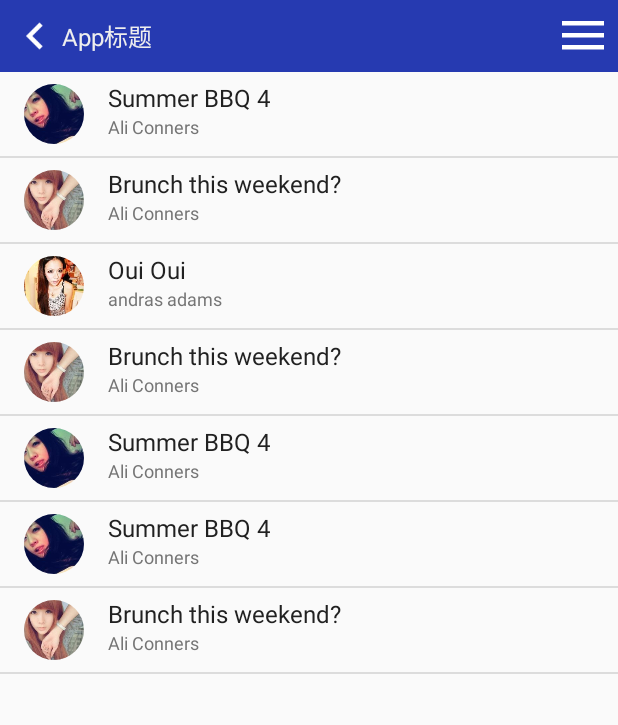
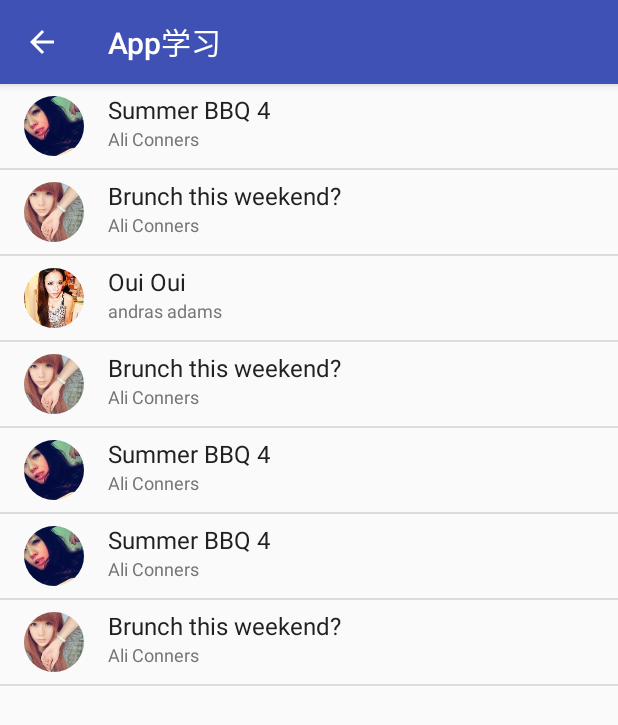
Before and after one commit to 479379222/MyAppLearn, an Android app: the ListActivity screen opened directly, with no data from a screen before it, on a phone screen of 412 x 824 dp. Shown: the top 725 px of the screen. Run offline under Robolectric (Android 15) with nearby library versions, the phone set to English and light mode, and no system bars; our stand-ins replace CircleImageView.

Commit message:
wangbf update

```diff
--- a/app/src/main/AndroidManifest.xml
+++ b/app/src/main/AndroidManifest.xml
@@ -31,9 +31,7 @@
                 <category android:name="android.intent.category.LAUNCHER" />
             </intent-filter>
         </activity>
-        <activity
-            android:name=".ListActivity"
-            android:theme="@style/AppTheme.NoActionBar" />
+        <activity android:name=".ListActivity" />
         <activity android:name=".ColorActivity" />
         <activity android:name=".InputActivity" />
         <activity android:name=".VolleyActivity" />
--- a/app/src/main/java/com/example/jason/myapplearn/ListActivity.java
+++ b/app/src/main/java/com/example/jason/myapplearn/ListActivity.java
@@ -13,7 +13,7 @@ import java.util.HashMap;
 import java.util.List;
 import java.util.Map;
 
-public class ListActivity extends AppCompatActivity {
+public class ListActivity extends BaseActivity {
 
     private ListView lstView;
 
--- a/app/src/main/res/layout/activity_list.xml
+++ b/app/src/main/res/layout/activity_list.xml
@@ -6,42 +6,9 @@
     android:orientation="vertical"
     tools:context="com.example.jason.myapplearn.ListActivity">
 
-    <LinearLayout
-        android:layout_width="match_parent"
-        android:layout_height="48dp"
-        android:background="@color/blue900"
-        android:paddingLeft="5dp"
-        android:paddingRight="5dp"
-        android:orientation="horizontal">
-
-        <ImageView
-            android:id="@+id/imageView3"
-            android:layout_width="wrap_content"
-            android:layout_height="wrap_content"
-            android:layout_gravity="center_vertical"
-            android:src="@mipmap/ic_chevron_left_white_36dp" />
-
-        <TextView
-            android:id="@+id/textView20"
-            android:layout_width="wrap_content"
-            android:layout_height="wrap_content"
-            android:layout_gravity="center_vertical"
-            android:layout_weight="1"
-            android:textColor="@color/colorGray200"
-            android:textSize="16sp"
-            android:text="App标题" />
-
-        <ImageView
-            android:id="@+id/imageView4"
-            android:layout_width="wrap_content"
-            android:layout_height="wrap_content"
-            android:layout_gravity="center_vertical"
-            android:src="@mipmap/ic_menu_white_36dp" />
-    </LinearLayout>
-
     <ListView
         android:id="@+id/lstViewUser"
-        android:layout_width="wrap_content"
+        android:layout_width="match_parent"
         android:layout_height="match_parent" />
 
 </LinearLayout>
```
